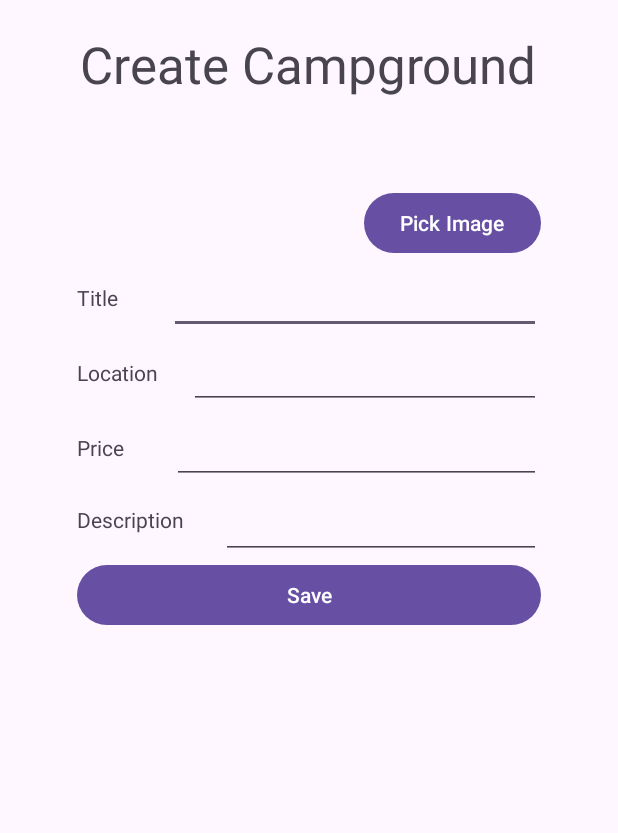
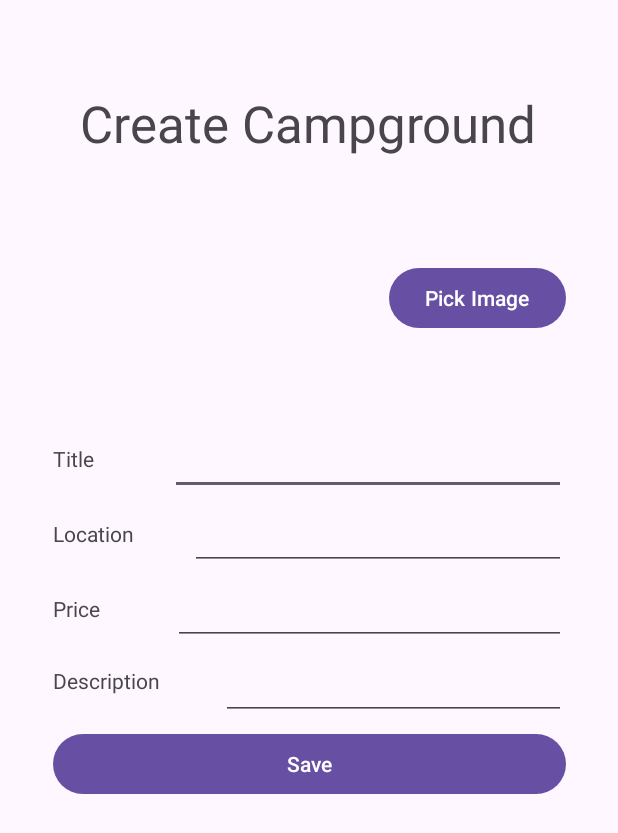
Before and after one commit to tomasossacardenas/AndroidCalculator, an Android app: the CreateCamp screen opened directly, with no data from a screen before it, after a tap on "Save", on a phone screen of 412 x 824 dp. Shown: the top 833 px of the screen. Run offline under Robolectric (Android 15) with nearby library versions, the phone set to English and light mode, and no system bars; 1 statement that could not run was skipped.

Commit message:
works everything, needs to fix the load of the data

```diff
--- a/app/build.gradle.kts
+++ b/app/build.gradle.kts
@@ -49,6 +49,7 @@ dependencies {
 
     implementation("com.github.bumptech.glide:glide:4.16.0")
     implementation("androidx.appcompat:appcompat:1.6.1")
+    implementation ("com.google.code.gson:gson:2.10.1")
     implementation("com.google.android.material:material:1.8.0")
     implementation("androidx.constraintlayout:constraintlayout:2.1.4")
     implementation("com.google.code.gson:gson:2.10.1")
--- a/app/src/main/java/com/example/campgroundsAndroid/Campground.java
+++ b/app/src/main/java/com/example/campgroundsAndroid/Campground.java
@@ -1,12 +1,13 @@
 package com.example.campgroundsAndroid;
 
+import android.net.Uri;
 import android.widget.ImageView;
 
 public class Campground {
     String title, location, description;
     int price;
-    int image;
-    public Campground(String title, String location, String description, int price, int image) {
+    String image;
+    public Campground(String title, String location, String description, int price, String image) {
         this.title = title;
         this.location = location;
         this.description = description;
--- a/app/src/main/java/com/example/campgroundsAndroid/CreateCamp.java
+++ b/app/src/main/java/com/example/campgroundsAndroid/CreateCamp.java
@@ -1,4 +1,6 @@
 package com.example.campgroundsAndroid;
+
+import static com.example.campgroundsAndroid.MainActivity.getInstance;
 
 import androidx.activity.result.ActivityResultCallback;
 import androidx.activity.result.ActivityResultLauncher;
@@ -10,6 +12,7 @@ import android.net.Uri;
 import android.os.Bundle;
 import android.view.View;
 import android.widget.Button;
+import android.widget.EditText;
 import android.widget.ImageView;
 
 import com.bumptech.glide.Glide;
@@ -17,6 +20,7 @@ import com.google.android.material.button.MaterialButton;
 
 public class CreateCamp extends AppCompatActivity {
     ImageView imageView;
+    private Uri selectedImageId = null;
     ActivityResultLauncher<PickVisualMediaRequest> launcher=registerForActivityResult(new ActivityResultContracts.PickVisualMedia(), new ActivityResultCallback<Uri>() {
         @Override
         public void onActivityResult(Uri o) {
@@ -24,17 +28,20 @@ public class CreateCamp extends AppCompatActivity {
                 //display default image
             }else{
                 Glide.with(getApplicationContext()).load(o).into(imageView);
+                selectedImageId = o;
+                System.out.println("IMAGEID:"+selectedImageId);
             }
         }
     });
     @Override
     protected void onCreate(Bundle savedInstanceState) {
         super.onCreate(savedInstanceState);
+        System.out.println("IMAGEID:"+selectedImageId);
         setContentView(R.layout.activity_create_camp);
 
-        imageView=findViewById(R.id.imageView);
+        imageView=findViewById(R.id.campImage);
+
         MaterialButton pickImage=findViewById(R.id.pickImage);
-        Button createCamp=findViewById(R.id.createCamp);
         pickImage.setOnClickListener(new View.OnClickListener(){
             @Override
             public void onClick(View view){
@@ -45,12 +52,25 @@ public class CreateCamp extends AppCompatActivity {
         });
 
         //this can be modified is the action to save the campground
-        createCamp.setOnClickListener(new View.OnClickListener(){
+        Button buttonCreateCamp = (Button)findViewById(R.id.createCamp);
+
+        buttonCreateCamp.setOnClickListener(new View.OnClickListener() {
             @Override
-            public void onClick(View view){
-                launcher.launch(new PickVisualMediaRequest.Builder()
-                        .setMediaType(ActivityResultContracts.PickVisualMedia.ImageOnly.INSTANCE)
-                        .build());
+            public void onClick(View v) {
+                EditText title = findViewById(R.id.editTextTitle);
+                EditText location = findViewById(R.id.editTextLocation);
+                EditText description = findViewById(R.id.editTextDesc);
+                EditText price = findViewById(R.id.editTextPrice);
+                //ImageView image = findViewById(R.id.campImage);
+
+                //System.out.printf("IMAGEVIEW==="+imageView.getTag().toString());
+                ((MainActivity)getInstance()).insertItem(title.getText().toString(),
+                        location.getText().toString(),
+                        description.getText().toString(),
+                        Integer.parseInt(price.getText().toString()),
+                        selectedImageId.toString());
+
+                ((MainActivity)getInstance()).saveData();
             }
         });
     }
--- a/app/src/main/java/com/example/campgroundsAndroid/ListAdapter.java
+++ b/app/src/main/java/com/example/campgroundsAndroid/ListAdapter.java
@@ -1,6 +1,7 @@
 package com.example.campgroundsAndroid;
 
 import android.content.Context;
+import android.net.Uri;
 import android.util.Log;
 import android.view.LayoutInflater;
 import android.view.View;
@@ -31,7 +32,7 @@ public class ListAdapter extends ArrayAdapter<Campground> {
         TextView listName = view.findViewById(R.id.listName);
         TextView listTime = view.findViewById(R.id.listTime);
 
-        listImage.setImageResource(listData.image);
+        listImage.setImageURI(Uri.parse(listData.image));
         listName.setText(listData.title);
         listTime.setText("$"+String.valueOf(listData.price));
 
--- a/app/src/main/res/layout/activity_create_camp.xml
+++ b/app/src/main/res/layout/activity_create_camp.xml
@@ -11,10 +11,11 @@
         android:layout_width="wrap_content"
         android:layout_height="wrap_content"
         android:layout_marginStart="142dp"
-        android:layout_marginTop="20dp"
+        android:layout_marginTop="80dp"
         android:layout_marginEnd="143dp"
         android:text="Create Campground"
         android:textSize="34sp"
+        app:layout_constraintBottom_toTopOf="@+id/linearLayout"
         app:layout_constraintEnd_toEndOf="parent"
         app:layout_constraintStart_toStartOf="parent"
         app:layout_constraintTop_toTopOf="parent" />
@@ -34,15 +35,18 @@
 
         <LinearLayout
             android:id="@+id/ImageLinearLayout"
-            android:layout_width="match_parent"
+            android:layout_width="342dp"
             android:layout_height="wrap_content"
+            android:layout_marginTop="20dp"
+            android:layout_marginBottom="5dp"
             android:orientation="horizontal">
 
             <ImageView
-                android:id="@+id/imageView"
-                android:layout_width="wrap_content"
-                android:layout_height="wrap_content"
-                android:layout_weight="1" />
+                android:id="@+id/campImage"
+                android:layout_width="100dp"
+                android:layout_height="100dp"
+                android:layout_weight="1"
+                android:scaleType="fitXY" />
 
             <com.google.android.material.button.MaterialButton
                 android:id="@+id/pickImage"
@@ -140,6 +144,8 @@
             android:id="@+id/createCamp"
             android:layout_width="match_parent"
             android:layout_height="wrap_content"
+            android:layout_marginTop="5dp"
+            android:layout_marginBottom="5dp"
             android:text="Save" />
 
     </LinearLayout>
```
Also changed, not shown: app/src/main/AndroidManifest.xml (+6 -1 lines), app/src/main/java/com/example/campgroundsAndroid/MainActivity.java (+23 -14 lines).
